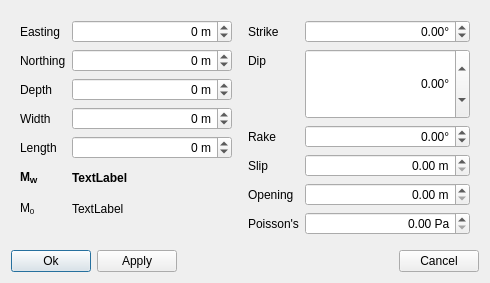
Above: src/talpa/res/okada_source.ui from pyrocko/kite before the change. Below: the same form after it.
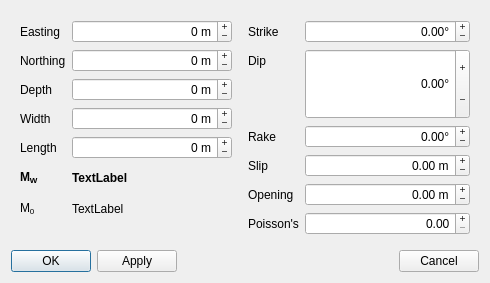
That is the form after the change.

```diff
--- a/src/talpa/res/okada_source.ui
+++ b/src/talpa/res/okada_source.ui
@@ -95,6 +95,9 @@
           <property name="alignment">
            <set>Qt::AlignRight|Qt::AlignTrailing|Qt::AlignVCenter</set>
           </property>
+          <property name="buttonSymbols">
+           <enum>QAbstractSpinBox::PlusMinus</enum>
+          </property>
           <property name="accelerated">
            <bool>false</bool>
           </property>
@@ -140,6 +143,9 @@
           <property name="alignment">
            <set>Qt::AlignRight|Qt::AlignTrailing|Qt::AlignVCenter</set>
           </property>
+          <property name="buttonSymbols">
+           <enum>QAbstractSpinBox::PlusMinus</enum>
+          </property>
           <property name="accelerated">
            <bool>false</bool>
           </property>
@@ -185,6 +191,9 @@
           <property name="alignment">
            <set>Qt::AlignRight|Qt::AlignTrailing|Qt::AlignVCenter</set>
           </property>
+          <property name="buttonSymbols">
+           <enum>QAbstractSpinBox::PlusMinus</enum>
+          </property>
           <property name="accelerated">
            <bool>false</bool>
           </property>
@@ -229,6 +238,9 @@
           <property name="alignment">
            <set>Qt::AlignRight|Qt::AlignTrailing|Qt::AlignVCenter</set>
           </property>
+          <property name="buttonSymbols">
+           <enum>QAbstractSpinBox::PlusMinus</enum>
+          </property>
           <property name="accelerated">
            <bool>false</bool>
           </property>
@@ -273,6 +285,9 @@
           <property name="alignment">
            <set>Qt::AlignRight|Qt::AlignTrailing|Qt::AlignVCenter</set>
           </property>
+          <property name="buttonSymbols">
+           <enum>QAbstractSpinBox::PlusMinus</enum>
+          </property>
           <property name="accelerated">
            <bool>false</bool>
           </property>
@@ -388,6 +403,9 @@
           <property name="alignment">
            <set>Qt::AlignRight|Qt::AlignTrailing|Qt::AlignVCenter</set>
           </property>
+          <property name="buttonSymbols">
+           <enum>QAbstractSpinBox::PlusMinus</enum>
+          </property>
           <property name="suffix">
            <string>°</string>
           </property>
@@ -424,6 +442,9 @@
           <property name="alignment">
            <set>Qt::AlignRight|Qt::AlignTrailing|Qt::AlignVCenter</set>
           </property>
+          <property name="buttonSymbols">
+           <enum>QAbstractSpinBox::PlusMinus</enum>
+          </property>
           <property name="suffix">
            <string>°</string>
           </property>
@@ -436,7 +457,7 @@
          <widget class="QLabel" name="rakeLabel">
           <property name="toolTip">
            <string>&lt;span style='font-family: monospace'&gt;OkadaSource.rake&lt;/span&gt;&lt;br&gt;
-Clockwise from left-lateral (0 deg; horizontal).</string>
+Clockwise from left-lateral (0&amp;deg; horizontal).</string>
           </property>
           <property name="text">
            <string>Rake</string>
@@ -460,6 +481,9 @@
           <property name="alignment">
            <set>Qt::AlignRight|Qt::AlignTrailing|Qt::AlignVCenter</set>
           </property>
+          <property name="buttonSymbols">
+           <enum>QAbstractSpinBox::PlusMinus</enum>
+          </property>
           <property name="suffix">
            <string>°</string>
           </property>
@@ -493,12 +517,21 @@
             <verstretch>0</verstretch>
            </sizepolicy>
           </property>
+          <property name="wrapping">
+           <bool>true</bool>
+          </property>
           <property name="alignment">
            <set>Qt::AlignRight|Qt::AlignTrailing|Qt::AlignVCenter</set>
           </property>
+          <property name="buttonSymbols">
+           <enum>QAbstractSpinBox::PlusMinus</enum>
+          </property>
           <property name="suffix">
            <string> m</string>
           </property>
+          <property name="singleStep">
+           <double>0.100000000000000</double>
+          </property>
          </widget>
         </item>
         <item row="4" column="0">
@@ -526,9 +559,18 @@
           <property name="alignment">
            <set>Qt::AlignRight|Qt::AlignTrailing|Qt::AlignVCenter</set>
           </property>
+          <property name="buttonSymbols">
+           <enum>QAbstractSpinBox::PlusMinus</enum>
+          </property>
           <property name="suffix">
            <string> m</string>
           </property>
+          <property name="minimum">
+           <double>-99.989999999999995</double>
+          </property>
+          <property name="singleStep">
+           <double>0.100000000000000</double>
+          </property>
          </widget>
         </item>
         <item row="5" column="0">
@@ -556,8 +598,11 @@
           <property name="alignment">
            <set>Qt::AlignRight|Qt::AlignTrailing|Qt::AlignVCenter</set>
           </property>
+          <property name="buttonSymbols">
+           <enum>QAbstractSpinBox::PlusMinus</enum>
+          </property>
           <property name="suffix">
-           <string> Pa</string>
+           <string/>
           </property>
           <property name="maximum">
            <double>1.000000000000000</double>
@@ -577,7 +622,7 @@
      <item>
       <widget class="QPushButton" name="okButton">
        <property name="text">
-        <string>Ok</string>
+        <string>OK</string>
        </property>
       </widget>
      </item>
```
